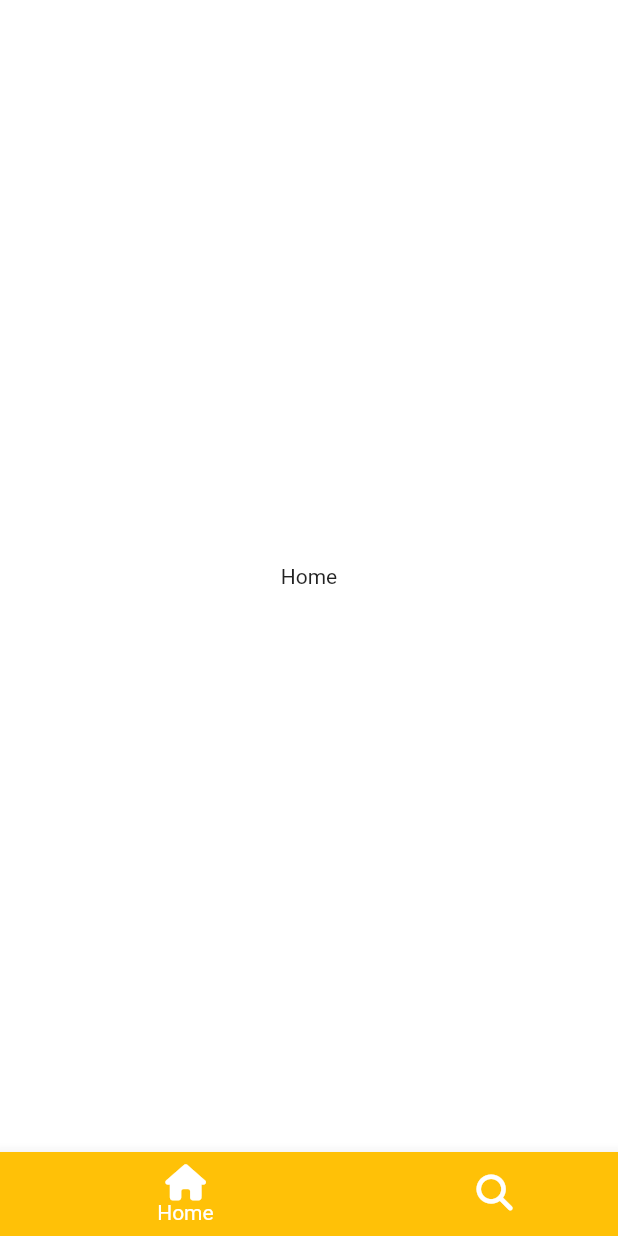
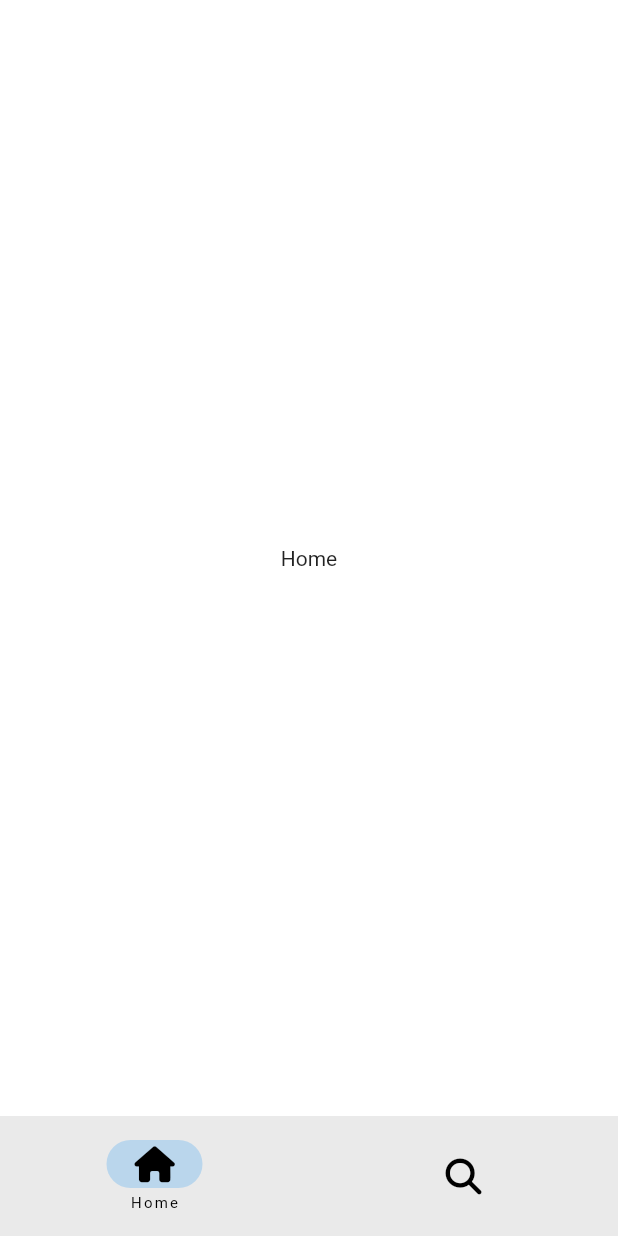
Before and after one commit to plusbeauxjours/tiktok, a Flutter app: the screen it shows after launch, on a phone screen of 412 x 824 dp. Run offline on Flutter 3.47's test engine with Material 2 defaults, Android fonts, the phone set to English and light mode, and no system bars; our stand-ins replace font_awesome_flutter.

Commit message:
NavigationBar

```diff
--- a/lib/features/main_navigation/main_navigation_screen.dart
+++ b/lib/features/main_navigation/main_navigation_screen.dart
@@ -39,26 +39,22 @@ class _MainNavigationScreenState extends State<MainNavigationScreen> {
   Widget build(BuildContext context) {
     return Scaffold(
       body: screens[_selectedIndex],
-      bottomNavigationBar: BottomNavigationBar(
-        type: BottomNavigationBarType.shifting,
-        currentIndex: _selectedIndex,
-        onTap: _onTap,
-        items: const [
-          BottomNavigationBarItem(
+      bottomNavigationBar: NavigationBar(
+        labelBehavior: NavigationDestinationLabelBehavior.onlyShowSelected,
+        selectedIndex: _selectedIndex,
+        onDestinationSelected: _onTap,
+        destinations: const [
+          NavigationDestination(
             icon: FaIcon(
               FontAwesomeIcons.house,
             ),
             label: 'Home',
-            tooltip: 'What are you?',
-            backgroundColor: Colors.amber,
           ),
-          BottomNavigationBarItem(
+          NavigationDestination(
             icon: FaIcon(
               FontAwesomeIcons.magnifyingGlass,
             ),
             label: 'Search',
-            tooltip: 'What are you?',
-            backgroundColor: Colors.blue,
           ),
         ],
       ),
```
